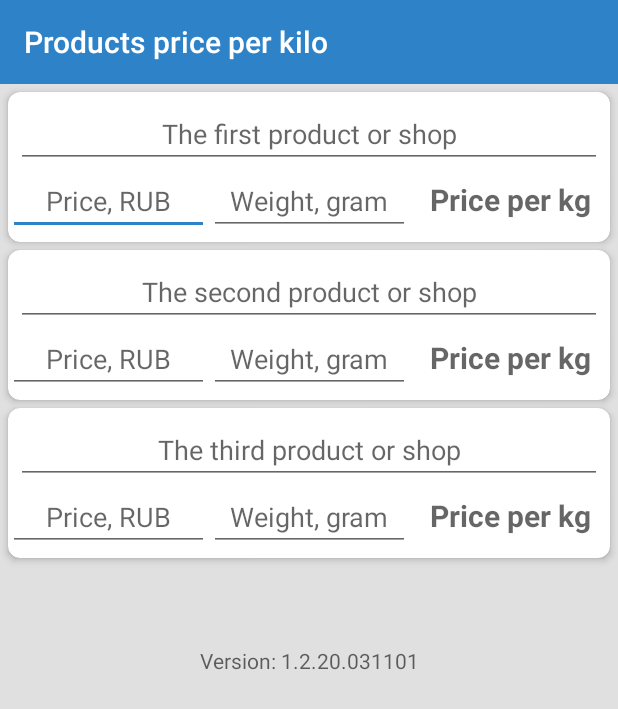
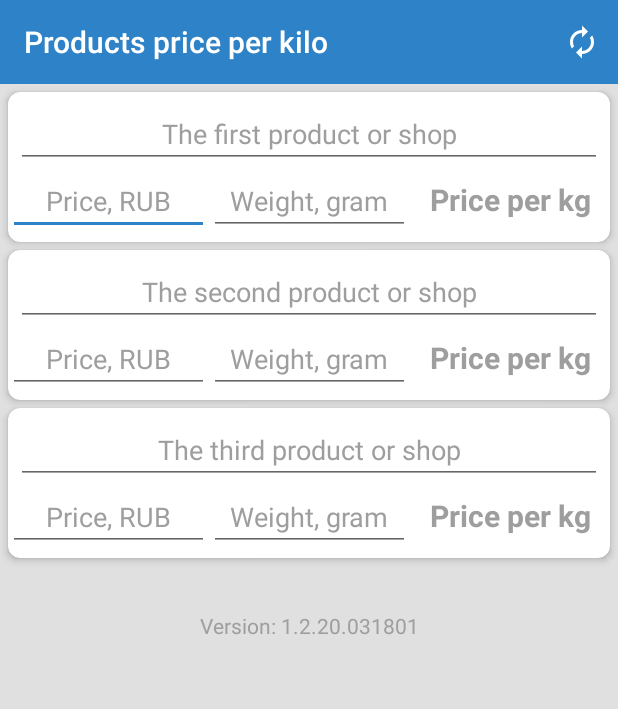
Before and after one commit to dogeprojects/PriceComparation, an Android app: the screen it shows after launch (MainActivity), on a phone screen of 412 x 824 dp. Shown: the top 709 px of the screen. Run offline under Robolectric (Android 15) with nearby library versions, the phone set to English and light mode, and no system bars.

Commit message:
Added a dark theme

```diff
--- a/app/src/main/AndroidManifest.xml
+++ b/app/src/main/AndroidManifest.xml
@@ -1,6 +1,6 @@
 <?xml version="1.0" encoding="utf-8"?>
 <manifest xmlns:android="http://schemas.android.com/apk/res/android"
-    package="com.CostPerKG">
+    package="com.priceperkilo">
 
     <application
         android:allowBackup="true"
@@ -9,7 +9,7 @@
         android:roundIcon="@mipmap/ic_launcher"
         android:supportsRtl="true"
         android:theme="@style/LightTheme">
-        <activity android:name="com.CostPerKG.MainActivity"
+        <activity android:name="com.priceperkilo.MainActivity"
             android:screenOrientation="unspecified">
             <intent-filter>
                 <action android:name="android.intent.action.MAIN" />
--- a/app/src/main/java/com/CostPerKG/MainActivity.java
+++ b/app/src/main/java/com/priceperkilo/MainActivity.java
@@ -1,8 +1,10 @@
-package com.CostPerKG;
+package com.priceperkilo;
 
 import android.content.Intent;
+import android.content.SharedPreferences;
 import android.os.Bundle;
 import android.support.v7.app.AppCompatActivity;
+import android.support.v7.app.AppCompatDelegate;
 import android.support.v7.widget.Toolbar;
 import android.text.Editable;
 import android.text.TextWatcher;
@@ -12,26 +14,25 @@ import android.widget.EditText;
 import android.widget.TextView;
 import android.widget.Toast;
 
+//TODO implementation clear button
+
 public class MainActivity extends AppCompatActivity {
 
     @Override
     protected void onCreate(Bundle savedInstanceState) {
-        super.onCreate(savedInstanceState);
+        // Restore saved application state
+        SharedPreferences mPrefs = getSharedPreferences("THEME", 0);
+        boolean theme_boolean = mPrefs.getBoolean("theme_boolean", true);
 
-/*        SharedPreferences mPrefs = getSharedPreferences("THEME", 0);
-        boolean theme_boolean = mPrefs.getBoolean("theme_boolean", true);
         if (theme_boolean) {
-            setTheme(R.style.LightTheme);
-        }
-        else {
-            setTheme(R.style.LightTheme);
+            // Set theme to white
+            AppCompatDelegate.setDefaultNightMode(AppCompatDelegate.MODE_NIGHT_NO);
+        } else {
+            // Set theme to black
+            AppCompatDelegate.setDefaultNightMode(AppCompatDelegate.MODE_NIGHT_YES);
         }
 
-        if (AppCompatDelegate.getDefaultNightMode() == AppCompatDelegate.MODE_NIGHT_YES) {
-            setTheme(R.style.DarkTheme);
-        } else {
-            setTheme(R.style.LightTheme);
-        }*/
+        super.onCreate(savedInstanceState);
 
         setContentView(R.layout.activity_main);
 
@@ -53,43 +54,27 @@ public class MainActivity extends AppCompatActivity {
 
         editTextPrice3.addTextChangedListener(new TextChangeWatcher());
         editTextWeight3.addTextChangedListener(new TextChangeWatcher());
-
-        //buttonCalculate.setOnClickListener(this);
     }
 
     @Override
     public boolean onCreateOptionsMenu(Menu menu) {
-       // getMenuInflater().inflate(R.menu.main, menu);
+       getMenuInflater().inflate(R.menu.main, menu);
         return true;
     }
 
+    // Change theme button handle
     @Override
     public boolean onOptionsItemSelected(MenuItem item) {
         if (item.getItemId() == R.id.change_theme) {
-            /*Intent intent = new Intent(this, SearchUsersActivity.class);
-             * startActivity(intent);*/
-/*            boolean theme_boolean = true;
+            // Save application state
+            SharedPreferences mPrefs = getSharedPreferences("THEME", 0);
+            boolean theme_boolean = mPrefs.getBoolean("theme_boolean", true);
+            // Set theme to black
+            // Set theme to white
+            theme_boolean = !theme_boolean;
 
-            if (theme_boolean) {
-                // Set theme to black
-                theme_boolean = false;
-            } else {
-                // Set theme to white
-                theme_boolean = true;
-            }
-            SharedPreferences mPrefs = getSharedPreferences("THEME", 0);
             SharedPreferences.Editor mEditor = mPrefs.edit();
-            mEditor.putBoolean("theme_boolean", theme_boolean).commit();*/
-
-/*
-            setTheme(R.style.DarkTheme);
-            if (AppCompatDelegate.getDefaultNightMode() == AppCompatDelegate.MODE_NIGHT_YES) {
-                AppCompatDelegate.setDefaultNightMode(AppCompatDelegate.MODE_NIGHT_NO);
-            } else {
-                AppCompatDelegate.setDefaultNightMode(AppCompatDelegate.MODE_NIGHT_YES);
-            }
-*/
-
+            mEditor.putBoolean("theme_boolean", theme_boolean).apply();
             finish();
             startActivity(new Intent(MainActivity.this, MainActivity.this.getClass()));
 
@@ -100,77 +85,6 @@ public class MainActivity extends AppCompatActivity {
         }
         return true;
     }
-
-/*    @SuppressLint("DefaultLocale")
-    public void onClick(View v){
-
-        // ------------------- The first product --------------------
-        EditText editTextPrice1 = findViewById(R.id.editTextPrice1);
-        TextView editTextWeight1 = findViewById(R.id.editTextWeight1);
-        TextView textViewPricePerKg1 = findViewById(R.id.textViewPricePerKg1);
-
-        if ((editTextPrice1.getText().toString().equals("."))
-                || editTextWeight1.getText().toString().equals(".")
-                || editTextWeight1.getText().toString().equals("0")) {
-            textViewPricePerKg1.setText("0.00");
-        }
-        else if ((editTextPrice1.getText().toString().isEmpty()
-                ||(editTextWeight1.getText().toString().isEmpty())))
-        {
-            textViewPricePerKg1.setText("");
-        }
-        else
-        {
-            float mPrice1 = Float.parseFloat(editTextPrice1.getText().toString());
-            float mWeight1 = Float.parseFloat(editTextWeight1.getText().toString());
-            textViewPricePerKg1.setText(String.format("%.2f", mPrice1 * 1000 / mWeight1));
-        }
-
-        // ------------------- The second product -------------------
-        EditText editTextPrice2 = findViewById(R.id.editTextPrice2);
-        TextView editTextWeight2 = findViewById(R.id.editTextWeight2);
-        TextView textViewPricePerKg2 = findViewById(R.id.textViewPricePerKg2);
-
-        if ((editTextPrice2.getText().toString().equals("."))
-                || editTextWeight2.getText().toString().equals(".")
-                || editTextWeight2.getText().toString().equals("0")) {
-            textViewPricePerKg2.setText("0.00");
-        }
-        else if ((editTextPrice2.getText().toString().isEmpty()
-                ||(editTextWeight2.getText().toString().isEmpty())))
-        {
-            textViewPricePerKg2.setText("");
-        }
-        else
-        {
-            float mPrice2 = Float.parseFloat(editTextPrice2.getText().toString());
-            float mWeight2 = Float.parseFloat(editTextWeight2.getText().toString());
-            textViewPricePerKg2.setText(String.format("%.2f", mPrice2 * 1000 / mWeight2));
-        }
-
-        // ------------------- The third product -------------------
-        EditText editTextPrice3 = findViewById(R.id.editTextPrice3);
-        TextView editTextWeight3 = findViewById(R.id.editTextWeight3);
-        TextView textViewPricePerKg3 = findViewById(R.id.textViewPricePerKg3);
-
-        if ((editTextPrice3.getText().toString().equals("."))
-                || editTextWeight3.getText().toString().equals(".")
-                || editTextWeight3.getText().toString().equals("0")) {
-            textViewPricePerKg3.setText("0.00");
-        }
-        else if ((editTextPrice3.getText().toString().isEmpty()
-                ||(editTextWeight3.getText().toString().isEmpty())))
-        {
-            textViewPricePerKg3.setText("");
-        }
-        else
-        {
-            float mPrice3 = Float.parseFloat(editTextPrice3.getText().toString());
-            float mWeight3 = Float.parseFloat(editTextWeight3.getText().toString());
-            textViewPricePerKg3.setText(String.format("%.2f", mPrice3 * 1000 / mWeight3));
-        }
-
-    }*/
 
     // ======================= Implementation of TextWatcher =======================
     class TextChangeWatcher implements TextWatcher {
--- a/app/src/main/res/layout/activity_main.xml
+++ b/app/src/main/res/layout/activity_main.xml
@@ -4,7 +4,7 @@
     android:layout_height="match_parent"
     android:orientation="vertical"
     xmlns:android="http://schemas.android.com/apk/res/android"
-    android:background="#E0E0E0">
+    style="@style/LinearLayout">
 
     <android.support.v7.widget.Toolbar
         android:id="@+id/toolbar"
@@ -139,31 +139,16 @@
                 </LinearLayout>
             </android.support.v7.widget.CardView>
 
-            <!-- ====================== The calculate button ====================== -->
-            <Button
-                android:id="@+id/buttonResult"
-                android:layout_width="match_parent"
+            <!-- ====================== The version TextView ====================== -->
+            <TextView
+                android:id="@+id/textViewVersion"
+                android:layout_width="wrap_content"
                 android:layout_height="wrap_content"
-                android:layout_marginHorizontal="5dp"
-                android:layout_marginTop="5dp"
-                android:background="#2E82C7"
-                android:onClick="onClick"
-                android:padding="10dp"
-                android:text="@string/buttonCalculate"
-                android:textColor="#EEE4E4"
-                android:textSize="15sp"
-                android:visibility="invisible" />
-
-                <TextView
-                    android:id="@+id/textViewVersion"
-                    android:layout_width="wrap_content"
-                    android:layout_height="wrap_content"
-                    android:layout_alignParentBottom="true"
-                    android:layout_marginBottom="0dp"
-                    android:gravity="center_horizontal"
-                    android:hint="@string/textViewVersion"
-                    android:textSize="14sp" />
-
+                android:layout_marginTop="30dp"
+                android:gravity="center_horizontal"
+                android:hint="@string/textViewVersion"
+                android:textSize="14sp"
+                android:textColorHint="@color/versionColor"/>
         </TableLayout>
     </ScrollView>
 </LinearLayout>
--- a/app/src/main/res/menu/main.xml
+++ b/app/src/main/res/menu/main.xml
@@ -6,6 +6,5 @@
         android:id="@+id/change_theme"
         app:showAsAction="always"
         android:icon="@drawable/ic_autorenew_black_24dp"
-        android:title="@string/changeThemeHint"
-        android:colorPrimaryDark="@color/colorPrimaryDark"/>
+        android:title="@string/changeThemeHint"/>
 </menu>
--- /dev/null
+++ b/app/src/main/res/values-night/colors.xml
@@ -0,0 +1,16 @@
+<?xml version="1.0" encoding="utf-8"?>
+<resources>
+<!--    <color name="colorPrimaryDark">#14569C</color>
+    <color name="colorPrimary">#14569C</color>-->
+    <color name="colorPrimaryDark">#275387</color>
+    <color name="colorPrimary">#315E93</color>
+    <color name="colorAccent">#3fc4fe</color>
+    <color name="textColorPrimary">#75FFFFFF</color>
+    <color name="textColor">#FFFFFF</color>
+    <color name="hintColor">#3fc4fe</color>
+    <!--<color name="colorBackground">#2c3e50</color>-->
+    <color name="colorBackground">#333333</color>
+    <color name="cardBackgroundColor">#456a94</color>
+    <color name="versionColor">#66FFFFFF</color>
+
+</resources>
--- a/app/src/main/res/values/DarkTheme.xml
+++ /dev/null
@@ -1,11 +0,0 @@
-<?xml version="1.0" encoding="utf-8"?>
-<resources>
-    <style name="DarkTheme" parent="Theme.AppCompat.DayNight.NoActionBar">
-        <!-- Customize your theme here. -->
-        <item name="colorPrimary">#000000</item>
-        <item name="colorPrimaryDark">#000000</item>
-        <item name="colorAccent">#000000</item>
-        <item name="android:textColor">#000000</item>
-        <item name="android:background">#000000</item>
-    </style>
-</resources>
--- a/app/src/main/res/values/colors.xml
+++ b/app/src/main/res/values/colors.xml
@@ -1,8 +1,14 @@
 <?xml version="1.0" encoding="utf-8"?>
 <resources>
+    <color name="colorPrimaryDark">#2E82C7</color>
     <color name="colorPrimary">#2E82C7</color>
-    <color name="colorPrimaryDark">#2E82C7</color>
     <color name="colorAccent">#2E82C7</color>
+    <color name="textColorPrimary">#000000</color>
+    <color name="textColor">#2E82C7</color>
+    <color name="hintColor">#9e9e9e</color>
+    <color name="colorBackground">#E0E0E0</color>
+    <color name="cardBackgroundColor">#ffffff</color>
+    <color name="versionColor">#9e9e9e</color>
 
 <!--    <color name="colorPrimary">#2E82C7</color>
     <color name="colorPrimaryDark">#272727</color>
--- a/app/src/main/res/values/strings.xml
+++ b/app/src/main/res/values/strings.xml
@@ -22,5 +22,5 @@
 
     <string name="buttonCalculate">Calculate</string>
 
-    <string name="textViewVersion">Version: 1.2.20.031101</string>
+    <string name="textViewVersion">Version: 1.2.20.031801</string>
 </resources>
--- a/app/src/main/res/values/styles.xml
+++ b/app/src/main/res/values/styles.xml
@@ -9,20 +9,17 @@
         <item name="colorAccent">@color/colorAccent</item>
     </style>
 
-    <style name="DarkThemewad" parent="Theme.AppCompat.DayNight.NoActionBar">
-        <!-- Customize your theme here. -->
-        <item name="colorPrimary">#000000</item>
-        <item name="colorPrimaryDark">#000000</item>
-        <item name="colorAccent">#000000</item>
-        <item name="android:textColor">#000000</item>
-        <item name="cardBackgroundColor">#000000</item>
-    </style>
-
+    <!-- Toolbar style -->
     <style name="Toolbar">
         <item name="android:layout_width">match_parent</item>
         <item name="android:layout_height">?attr/actionBarSize</item>
        <item name="theme">@style/ThemeOverlay.AppCompat.Dark.ActionBar</item>
         <item name="android:background">@color/colorPrimary</item>
+    </style>
+
+    <!-- LinearLayout style -->
+    <style name="LinearLayout">
+        <item name="android:background">@color/colorBackground</item>
     </style>
 
     <!-- Cards style -->
@@ -34,7 +31,7 @@
         <item name="android:layout_gravity">center</item>
         <item name="android:layout_marginHorizontal" tools:targetApi="o">5dp</item>
         <item name="android:layout_marginBottom">5dp</item>
-        <item name="cardBackgroundColor">#ffffff</item>
+        <item name="cardBackgroundColor">@color/cardBackgroundColor</item>
     </style>
 
     <!-- EditTexts Description style -->
@@ -48,6 +45,8 @@
         <item name="android:singleLine">true</item>
         <item name="android:scrollHorizontally">true</item>
         <item name="android:textSize">18sp</item>
+        <item name="android:textColor">@color/textColor</item>
+        <item name="android:textColorHint">@color/hintColor</item>
     </style>
 
     <!-- EditTexts Price and Weight style -->
@@ -59,6 +58,8 @@
         <item name="android:inputType">numberDecimal</item>
         <item name="android:maxLength">8</item>
         <item name="android:textSize">18sp</item>
+        <item name="android:textColor">@color/textColor</item>
+        <item name="android:textColorHint">@color/hintColor</item>
     </style>
 
     <!-- TextViews style -->
@@ -66,6 +67,8 @@
         <item name="android:layout_width">match_parent</item>
         <item name="android:layout_height">wrap_content</item>
         <item name="android:layout_weight">1</item>
+        <item name="android:textColor">@color/textColor</item>
+        <item name="android:textColorHint">@color/hintColor</item>
     </style>
 
 </resources>
```
Also changed, not shown: 5 other files.
